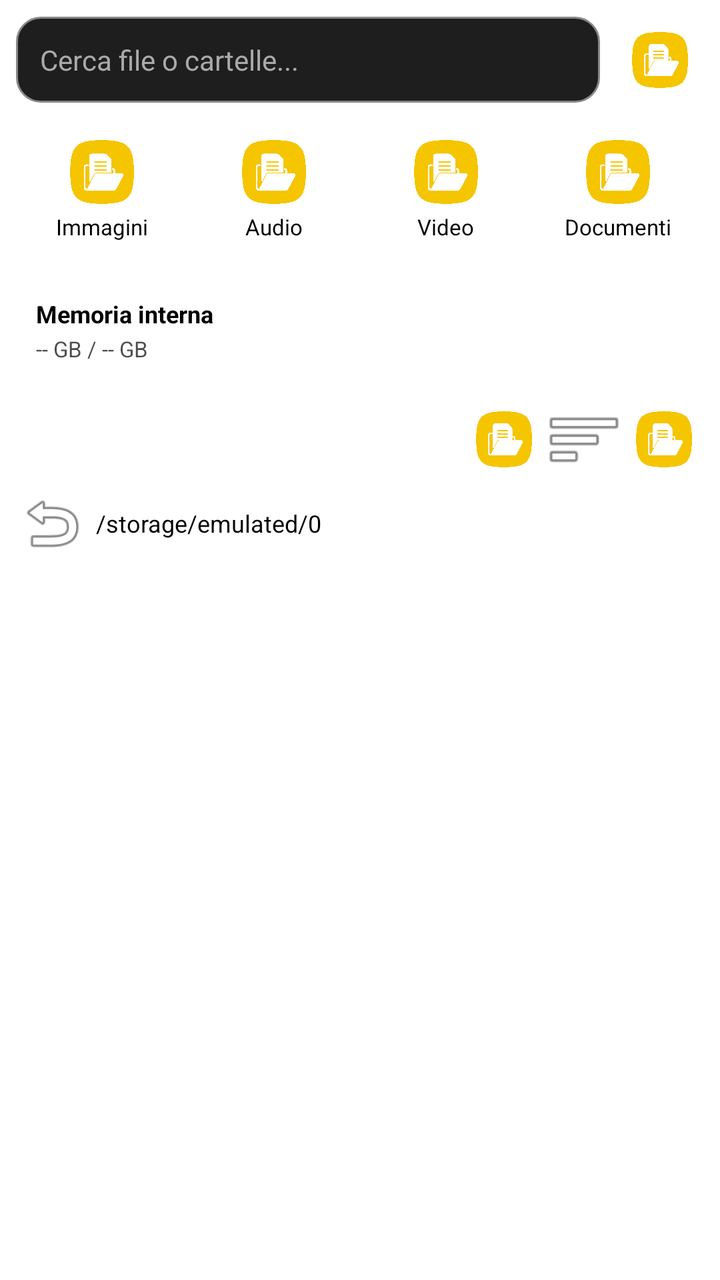
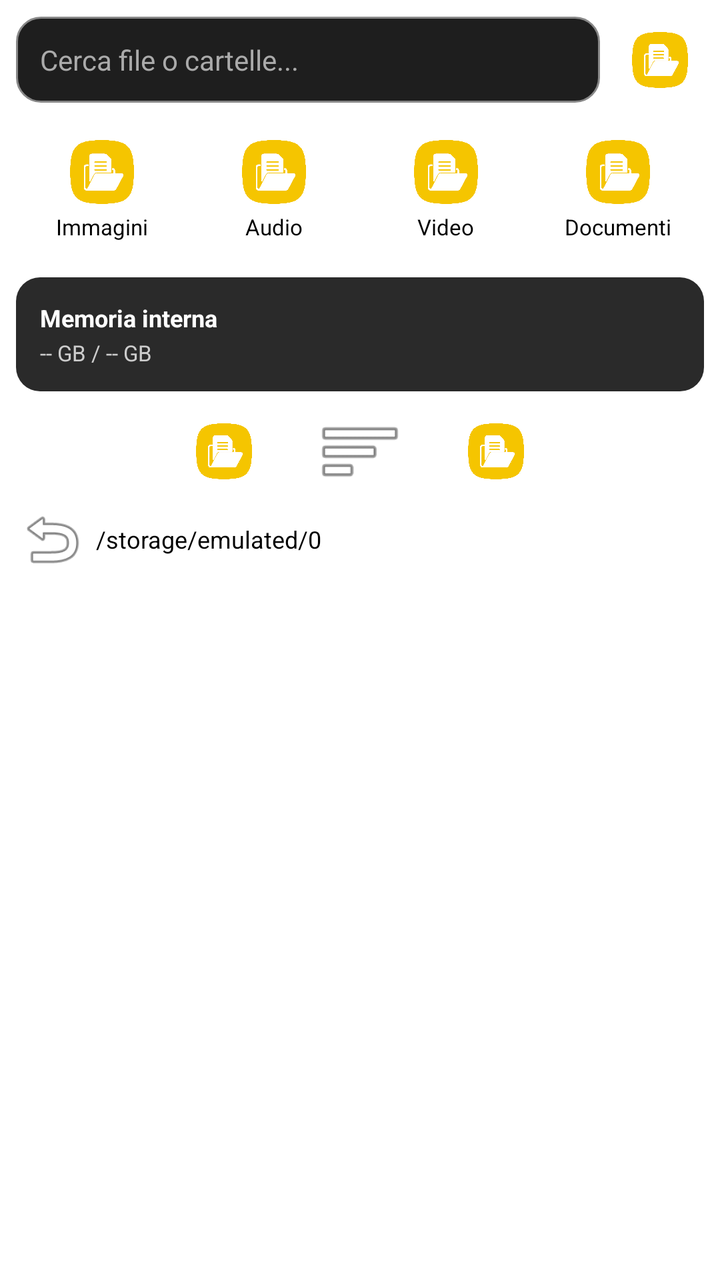

Screens rendered from an Android XML layout before and after an edit, with the pre-edit source and the edit as a unified diff.
<!-- AndroidManifest.xml: application theme Theme.Material3.DayNight.NoActionBar -->
<!-- res/layout/activity_main.xml -->
<?xml version="1.0" encoding="utf-8"?>
<LinearLayout xmlns:android="http://schemas.android.com/apk/res/android"
    android:layout_width="match_parent"
    android:layout_height="match_parent"
    android:orientation="vertical">

    
    <LinearLayout
        android:layout_width="match_parent"
        android:layout_height="wrap_content"
        android:orientation="horizontal"
        android:padding="8dp"
        android:gravity="center_vertical">

        <EditText
            android:id="@+id/editSearch"
            android:layout_width="0dp"
            android:layout_height="wrap_content"
            android:layout_weight="1"
            android:hint="Cerca file o cartelle..."
            android:padding="12dp"
            android:textSize="14sp"
            android:textColor="#FFFFFF"
            android:textColorHint="#AAAAAA"
            android:background="@drawable/search_background"
            android:maxLines="1"
            android:inputType="text" />

        <ImageButton
            android:id="@+id/btnSettings"
            android:layout_width="44dp"
            android:layout_height="44dp"
            android:layout_marginStart="8dp"
            android:src="@drawable/settings"
            android:background="?attr/selectableItemBackgroundBorderless"
            android:scaleType="fitCenter"
            android:padding="8dp"
            android:contentDescription="Impostazioni" />
    </LinearLayout>

    
    <LinearLayout
        android:layout_width="match_parent"
        android:layout_height="wrap_content"
        android:orientation="horizontal"
        android:paddingStart="8dp"
        android:paddingEnd="8dp"
        android:paddingBottom="8dp">

        <LinearLayout
            android:id="@+id/catImages"
            android:layout_width="0dp"
            android:layout_height="wrap_content"
            android:layout_weight="1"
            android:orientation="vertical"
            android:gravity="center"
            android:padding="10dp"
            android:background="?attr/selectableItemBackground">

            <ImageView
                android:layout_width="32dp"
                android:layout_height="32dp"
                android:src="@drawable/images"
                android:contentDescription="" />

            <TextView
                android:layout_width="wrap_content"
                android:layout_height="wrap_content"
                android:text="Immagini"
                android:textSize="11sp"
                android:paddingTop="4dp" />
        </LinearLayout>

        <LinearLayout
            android:id="@+id/catAudio"
            android:layout_width="0dp"
            android:layout_height="wrap_content"
            android:layout_weight="1"
            android:orientation="vertical"
            android:gravity="center"
            android:padding="10dp"
            android:background="?attr/selectableItemBackground">

            <ImageView
                android:layout_width="32dp"
                android:layout_height="32dp"
                android:src="@drawable/audio"
                android:contentDescription="" />

            <TextView
                android:layout_width="wrap_content"
                android:layout_height="wrap_content"
                android:text="Audio"
                android:textSize="11sp"
                android:paddingTop="4dp" />
        </LinearLayout>

        <LinearLayout
            android:id="@+id/catVideo"
            android:layout_width="0dp"
            android:layout_height="wrap_content"
            android:layout_weight="1"
            android:orientation="vertical"
            android:gravity="center"
            android:padding="10dp"
            android:background="?attr/selectableItemBackground">

            <ImageView
                android:layout_width="32dp"
                android:layout_height="32dp"
                android:src="@drawable/video"
                android:contentDescription="" />

            <TextView
                android:layout_width="wrap_content"
                android:layout_height="wrap_content"
                android:text="Video"
                android:textSize="11sp"
                android:paddingTop="4dp" />
        </LinearLayout>

        <LinearLayout
            android:id="@+id/catDocs"
            android:layout_width="0dp"
            android:layout_height="wrap_content"
            android:layout_weight="1"
            android:orientation="vertical"
            android:gravity="center"
            android:padding="10dp"
            android:background="?attr/selectableItemBackground">

            <ImageView
                android:layout_width="32dp"
                android:layout_height="32dp"
                android:src="@drawable/documents"
                android:contentDescription="" />

            <TextView
                android:layout_width="wrap_content"
                android:layout_height="wrap_content"
                android:text="Documenti"
                android:textSize="11sp"
                android:paddingTop="4dp" />
        </LinearLayout>
    </LinearLayout>

    
    <LinearLayout
        android:id="@+id/storageRow"
        android:layout_width="match_parent"
        android:layout_height="wrap_content"
        android:orientation="horizontal"
        android:paddingStart="8dp"
        android:paddingEnd="8dp"
        android:paddingBottom="8dp">

        <LinearLayout
            android:layout_width="0dp"
            android:layout_height="wrap_content"
            android:layout_weight="1"
            android:orientation="vertical"
            android:padding="10dp"
            android:background="?attr/colorSurfaceVariant">

            <TextView
                android:layout_width="wrap_content"
                android:layout_height="wrap_content"
                android:text="Memoria interna"
                android:textSize="12sp"
                android:textStyle="bold" />

            <TextView
                android:id="@+id/txtInternalInfo"
                android:layout_width="wrap_content"
                android:layout_height="wrap_content"
                android:text="-- GB / -- GB"
                android:textSize="11sp"
                android:alpha="0.7"
                android:paddingTop="2dp" />
        </LinearLayout>
    </LinearLayout>

    
    <LinearLayout
        android:layout_width="match_parent"
        android:layout_height="wrap_content"
        android:orientation="horizontal"
        android:paddingStart="8dp"
        android:paddingEnd="8dp"
        android:paddingBottom="4dp"
        android:gravity="end">

        <ImageButton
            android:id="@+id/btnAddFolder"
            android:layout_width="40dp"
            android:layout_height="40dp"
            android:src="@drawable/folder_add"
            android:background="?attr/selectableItemBackgroundBorderless"
            android:scaleType="fitCenter"
            android:padding="6dp"
            android:contentDescription="Nuova cartella" />

        <ImageButton
            android:id="@+id/btnSort"
            android:layout_width="40dp"
            android:layout_height="40dp"
            android:src="@android:drawable/ic_menu_sort_by_size"
            android:background="?attr/selectableItemBackgroundBorderless"
            android:contentDescription="Ordina" />

        <ImageButton
            android:id="@+id/btnViewToggle"
            android:layout_width="40dp"
            android:layout_height="40dp"
            android:src="@drawable/list"
            android:background="?attr/selectableItemBackgroundBorderless"
            android:scaleType="fitCenter"
            android:padding="6dp"
            android:contentDescription="Vista" />
    </LinearLayout>

    
    <LinearLayout
        android:layout_width="match_parent"
        android:layout_height="wrap_content"
        android:orientation="horizontal"
        android:paddingStart="8dp"
        android:paddingEnd="8dp"
        android:paddingBottom="4dp"
        android:gravity="center_vertical">

        <ImageButton
            android:id="@+id/btnBack"
            android:layout_width="36dp"
            android:layout_height="36dp"
            android:src="@android:drawable/ic_menu_revert"
            android:background="?attr/selectableItemBackgroundBorderless"
            android:contentDescription="Indietro" />

        <TextView
            android:id="@+id/txtPath"
            android:layout_width="0dp"
            android:layout_height="wrap_content"
            android:layout_weight="1"
            android:paddingStart="4dp"
            android:text="/storage/emulated/0"
            android:textSize="12sp"
            android:maxLines="1"
            android:ellipsize="start" />
    </LinearLayout>

    
    <androidx.recyclerview.widget.RecyclerView
        android:id="@+id/recyclerFiles"
        android:layout_width="match_parent"
        android:layout_height="0dp"
        android:layout_weight="1"
        android:padding="4dp"
        android:clipToPadding="false" />

</LinearLayout>
<!-- resources referenced by this layout -->
<resources>
  <!-- drawable audio: png bitmap (drawable, 42915 bytes) -->
  <!-- drawable documents: png bitmap (drawable, 42915 bytes) -->
  <!-- drawable folder_add: png bitmap (drawable, 42915 bytes) -->
  <!-- drawable images: png bitmap (drawable, 42915 bytes) -->
  <!-- drawable list: png bitmap (drawable, 42915 bytes) -->
  <!-- drawable search_background (drawable) -->
  <?xml version="1.0" encoding="utf-8"?>
  <shape xmlns:android="http://schemas.android.com/apk/res/android"
      android:shape="rectangle">
      <solid android:color="#1E1E1E" />
      <corners android:radius="12dp" />
      <stroke
          android:width="1dp"
          android:color="#888888" />
  </shape>
  <!-- drawable settings: png bitmap (drawable, 42915 bytes) -->
  <!-- drawable video: png bitmap (drawable, 42915 bytes) -->
  <style name="Theme.Material3.DayNight.NoActionBar" parent="Theme.Material3.DayNight.NoActionBar">
          
          <item name="android:statusBarColor">@android:color/black</item>
          
          <item name="android:navigationBarColor">@android:color/black</item>
          
          <item name="android:windowLightStatusBar">false</item>
          <item name="android:windowLightNavigationBar" tools:targetApi="o_mr1">false</item>
      </style>
</resources>

<!-- the commit's change to res/layout/activity_main.xml (unified diff, before → after) -->
@@ -2,7 +2,8 @@
 <LinearLayout xmlns:android="http://schemas.android.com/apk/res/android"
     android:layout_width="match_parent"
     android:layout_height="match_parent"
-    android:orientation="vertical">
+    android:orientation="vertical"
+    android:fitsSystemWindows="true">
 
     
     <LinearLayout
@@ -155,19 +156,23 @@
         android:paddingBottom="8dp">
 
         <LinearLayout
-            android:layout_width="0dp"
-            android:layout_height="wrap_content"
-            android:layout_weight="1"
-            android:orientation="vertical"
-            android:padding="10dp"
-            android:background="?attr/colorSurfaceVariant">
+            android:id="@+id/storageCard"
+            android:layout_width="0dp"
+            android:layout_height="wrap_content"
+            android:layout_weight="1"
+            android:orientation="vertical"
+            android:padding="12dp"
+            android:background="@drawable/storage_background"
+            android:clickable="true"
+            android:focusable="true">
 
             <TextView
                 android:layout_width="wrap_content"
                 android:layout_height="wrap_content"
                 android:text="Memoria interna"
                 android:textSize="12sp"
-                android:textStyle="bold" />
+                android:textStyle="bold"
+                android:textColor="#FFFFFF" />
 
             <TextView
                 android:id="@+id/txtInternalInfo"
@@ -175,7 +180,7 @@
                 android:layout_height="wrap_content"
                 android:text="-- GB / -- GB"
                 android:textSize="11sp"
-                android:alpha="0.7"
+                android:textColor="#CCCCCC"
                 android:paddingTop="2dp" />
         </LinearLayout>
     </LinearLayout>
@@ -188,34 +193,36 @@
         android:paddingStart="8dp"
         android:paddingEnd="8dp"
         android:paddingBottom="4dp"
-        android:gravity="end">
+        android:gravity="center">
 
         <ImageButton
             android:id="@+id/btnAddFolder"
-            android:layout_width="40dp"
-            android:layout_height="40dp"
+            android:layout_width="44dp"
+            android:layout_height="44dp"
             android:src="@drawable/folder_add"
             android:background="?attr/selectableItemBackgroundBorderless"
             android:scaleType="fitCenter"
-            android:padding="6dp"
+            android:padding="8dp"
             android:contentDescription="Nuova cartella" />
 
         <ImageButton
             android:id="@+id/btnSort"
-            android:layout_width="40dp"
-            android:layout_height="40dp"
+            android:layout_width="44dp"
+            android:layout_height="44dp"
+            android:layout_marginStart="24dp"
+            android:layout_marginEnd="24dp"
             android:src="@android:drawable/ic_menu_sort_by_size"
             android:background="?attr/selectableItemBackgroundBorderless"
             android:contentDescription="Ordina" />
 
         <ImageButton
             android:id="@+id/btnViewToggle"
-            android:layout_width="40dp"
-            android:layout_height="40dp"
+            android:layout_width="44dp"
+            android:layout_height="44dp"
             android:src="@drawable/list"
             android:background="?attr/selectableItemBackgroundBorderless"
             android:scaleType="fitCenter"
-            android:padding="6dp"
+            android:padding="8dp"
             android:contentDescription="Vista" />
     </LinearLayout>
 
<!-- resource entries referenced after the edit -->
@@ -16,6 +16,13 @@
           android:color="#888888" />
   </shape>
   <!-- drawable settings: png bitmap (drawable, 42915 bytes) -->
+  <!-- drawable storage_background (drawable) -->
+  <?xml version="1.0" encoding="utf-8"?>
+  <shape xmlns:android="http://schemas.android.com/apk/res/android"
+      android:shape="rectangle">
+      <solid android:color="#2A2A2A" />
+      <corners android:radius="12dp" />
+  </shape>
   <!-- drawable video: png bitmap (drawable, 42915 bytes) -->
   <style name="Theme.Material3.DayNight.NoActionBar" parent="Theme.Material3.DayNight.NoActionBar">
           
